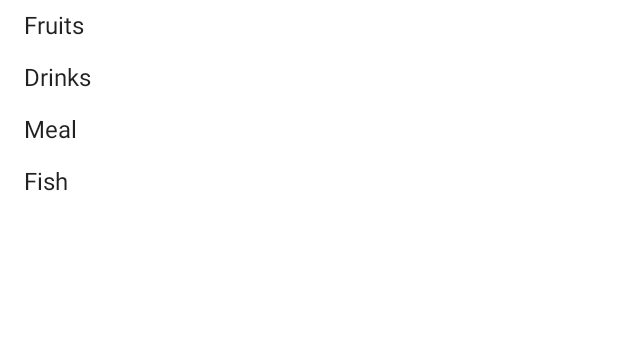
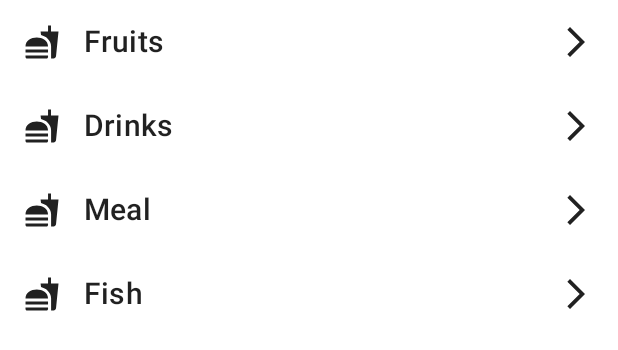
Before and after one commit to vginert/rohlik, an Android app built with Jetpack Compose: the @Preview function CategoriesScreenPreview, on a phone screen of 412 x 824 dp. Shown: the top 350 px of the screen. Run offline under Robolectric (Android 15) with nearby library versions, the phone set to English and light mode, and no system bars; pictures from the network do not load.

Commit message:
Implement final category row item

```diff
--- a/app/build.gradle
+++ b/app/build.gradle
@@ -69,6 +69,7 @@ dependencies {
     implementation "com.squareup.moshi:moshi-kotlin:$moshi_version"
     implementation "com.squareup.moshi:moshi-adapters:$moshi_version"
     ksp "com.squareup.moshi:moshi-kotlin-codegen:$moshi_version"
+    implementation 'io.coil-kt:coil-compose:2.1.0'
     testImplementation 'junit:junit:4.13.2'
     testImplementation "io.insert-koin:koin-test:$koin_version"
     testImplementation "io.insert-koin:koin-test-junit4:$koin_version"
--- a/app/src/main/java/com/vginert/rohlik/catalog/data/net/NetCatalogDataSource.kt
+++ b/app/src/main/java/com/vginert/rohlik/catalog/data/net/NetCatalogDataSource.kt
@@ -29,6 +29,7 @@ class NetCatalogDataSource(
     private fun CategoryDTO.asDomain() = Category(
         id = id,
         name = name,
+        imageUrl = image_url,
     )
 
     private fun ProductDTO.asDomain() = Product(
--- a/app/src/main/java/com/vginert/rohlik/catalog/domain/Category.kt
+++ b/app/src/main/java/com/vginert/rohlik/catalog/domain/Category.kt
@@ -3,4 +3,5 @@ package com.vginert.rohlik.catalog.domain
 data class Category(
     val id: String,
     val name: String,
+    val imageUrl: String,
 )
--- a/app/src/main/java/com/vginert/rohlik/catalog/presentation/categories/CategoriesScreen.kt
+++ b/app/src/main/java/com/vginert/rohlik/catalog/presentation/categories/CategoriesScreen.kt
@@ -32,10 +32,10 @@ fun CategoriesScreen(
 @Composable
 private fun CategoriesScreenPreview() {
     val categories = listOf(
-        CategoryModel(UUID.randomUUID().toString(), "Fruits"),
-        CategoryModel(UUID.randomUUID().toString(), "Drinks"),
-        CategoryModel(UUID.randomUUID().toString(), "Meal"),
-        CategoryModel(UUID.randomUUID().toString(), "Fish"),
+        CategoryModel(UUID.randomUUID().toString(), "Fruits", ""),
+        CategoryModel(UUID.randomUUID().toString(), "Drinks", ""),
+        CategoryModel(UUID.randomUUID().toString(), "Meal", ""),
+        CategoryModel(UUID.randomUUID().toString(), "Fish", ""),
     )
     RohlikTheme {
         CategoriesScreen(
--- a/app/src/main/java/com/vginert/rohlik/catalog/presentation/categories/components/CategoryRow.kt
+++ b/app/src/main/java/com/vginert/rohlik/catalog/presentation/categories/components/CategoryRow.kt
@@ -1,13 +1,19 @@
 package com.vginert.rohlik.catalog.presentation.categories.components
 
 import androidx.compose.foundation.clickable
-import androidx.compose.foundation.layout.Row
-import androidx.compose.foundation.layout.padding
-import androidx.compose.material.Text
+import androidx.compose.foundation.layout.*
+import androidx.compose.material.*
 import androidx.compose.runtime.Composable
+import androidx.compose.ui.Alignment
+import androidx.compose.ui.Alignment.Companion.CenterVertically
 import androidx.compose.ui.Modifier
+import androidx.compose.ui.graphics.Color
+import androidx.compose.ui.res.painterResource
 import androidx.compose.ui.semantics.Role
 import androidx.compose.ui.tooling.preview.Preview
+import coil.compose.AsyncImagePainter
+import coil.compose.rememberAsyncImagePainter
+import com.vginert.rohlik.R
 import com.vginert.rohlik.catalog.presentation.categories.models.CategoryModel
 import com.vginert.rohlik.shared.presentation.theme.RohlikTheme
 import com.vginert.rohlik.shared.presentation.theme.Spacing
@@ -19,15 +25,46 @@ fun CategoryRow(
     category: CategoryModel,
     onClick: (categoryId: String) -> Unit = {}
 ) {
-    Row(
+    Box(
         modifier = modifier
+            .fillMaxWidth()
             .clickable(
                 role = Role.Button,
                 onClick = { onClick(category.id) }
             )
-            .padding(horizontal = Spacing.M, vertical = Spacing.S)
-    ) {
-        Text(text = category.name)
+            .padding(horizontal = Spacing.M, vertical = Spacing.M)) {
+        Row(
+            modifier = Modifier.align(Alignment.CenterStart)
+        ) {
+            val fallbackImagePainter = painterResource(id = R.drawable.ic_category_placeholder)
+            val iconPainter = rememberAsyncImagePainter(
+                model = category.imageUrl,
+                placeholder = fallbackImagePainter,
+                error = fallbackImagePainter
+            )
+            val iconColor = if (iconPainter.state is AsyncImagePainter.State.Success) {
+                Color.Unspecified
+            } else {
+                LocalContentColor.current.copy(alpha = LocalContentAlpha.current)
+            }
+            Icon(
+                modifier = Modifier.align(CenterVertically),
+                painter = iconPainter,
+                tint = iconColor,
+                contentDescription = null
+            )
+            Spacer(modifier = Modifier.width(Spacing.M))
+            Text(
+                modifier = Modifier.align(CenterVertically),
+                text = category.name,
+                style = MaterialTheme.typography.h6
+            )
+        }
+        Icon(
+            modifier = Modifier.align(Alignment.CenterEnd),
+            painter = painterResource(id = R.drawable.ic_arrow_forward),
+            contentDescription = null
+        )
     }
 }
 
@@ -36,7 +73,8 @@ fun CategoryRow(
 private fun CategoryRowPreview() {
     val category = CategoryModel(
         id = UUID.randomUUID().toString(),
-        name = "Fruits"
+        name = "Fruits",
+        imageUrl = "",
     )
     RohlikTheme {
         CategoryRow(category = category)
--- a/app/src/main/java/com/vginert/rohlik/catalog/presentation/categories/models/CategoryModel.kt
+++ b/app/src/main/java/com/vginert/rohlik/catalog/presentation/categories/models/CategoryModel.kt
@@ -4,10 +4,12 @@ import com.vginert.rohlik.catalog.domain.Category
 
 data class CategoryModel(
     val id: String,
-    val name: String
+    val name: String,
+    val imageUrl: String,
 )
 
 fun Category.asPresentation() = CategoryModel(
     id = id,
     name = name,
+    imageUrl = imageUrl,
 )
--- /dev/null
+++ b/app/src/main/res/drawable/ic_arrow_forward.xml
@@ -0,0 +1,5 @@
+<vector android:autoMirrored="true" android:height="24dp"
+    android:tint="#000000" android:viewportHeight="24"
+    android:viewportWidth="24" android:width="24dp" xmlns:android="http://schemas.android.com/apk/res/android">
+    <path android:fillColor="@android:color/white" android:pathData="M6.23,20.23l1.77,1.77l10,-10l-10,-10l-1.77,1.77l8.23,8.23z"/>
+</vector>
--- /dev/null
+++ b/app/src/main/res/drawable/ic_category_placeholder.xml
@@ -0,0 +1,5 @@
+<vector android:height="24dp" android:tint="#000000"
+    android:viewportHeight="24" android:viewportWidth="24"
+    android:width="24dp" xmlns:android="http://schemas.android.com/apk/res/android">
+    <path android:fillColor="@android:color/white" android:pathData="M18.06,22.99h1.66c0.84,0 1.53,-0.64 1.63,-1.46L23,5.05h-5L18,1h-1.97v4.05h-4.97l0.3,2.34c1.71,0.47 3.31,1.32 4.27,2.26 1.44,1.42 2.43,2.89 2.43,5.29v8.05zM1,21.99L1,21h15.03v0.99c0,0.55 -0.45,1 -1.01,1L2.01,22.99c-0.56,0 -1.01,-0.45 -1.01,-1zM16.03,14.99c0,-8 -15.03,-8 -15.03,0h15.03zM1.02,17h15v2h-15z"/>
+</vector>
```
